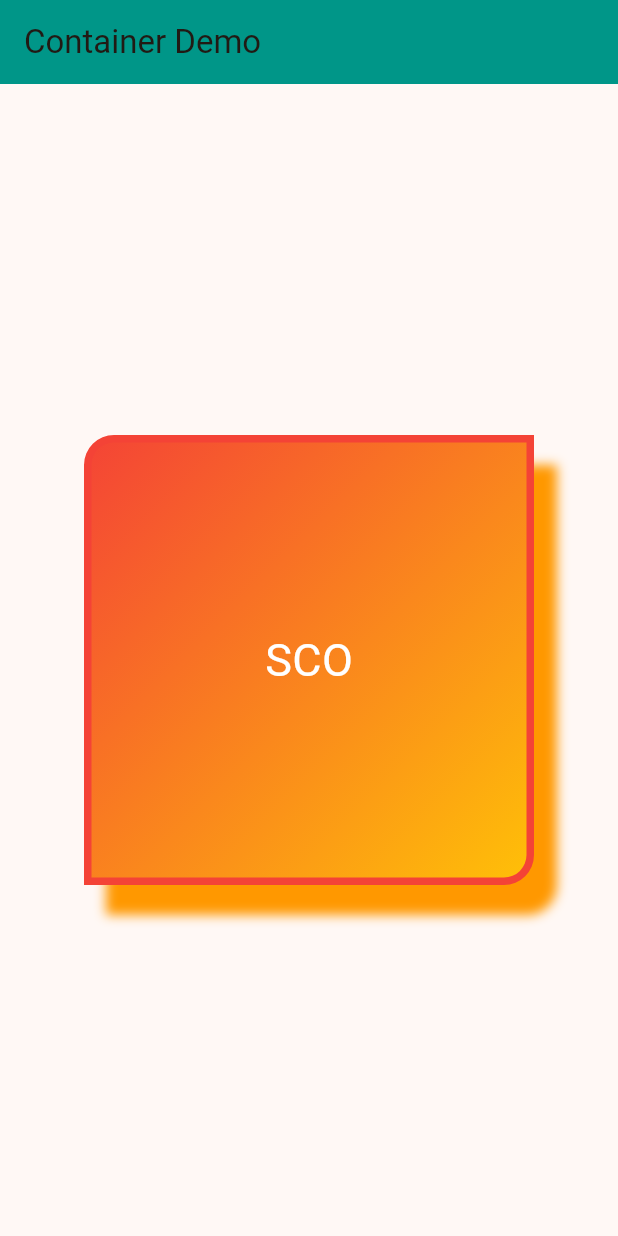
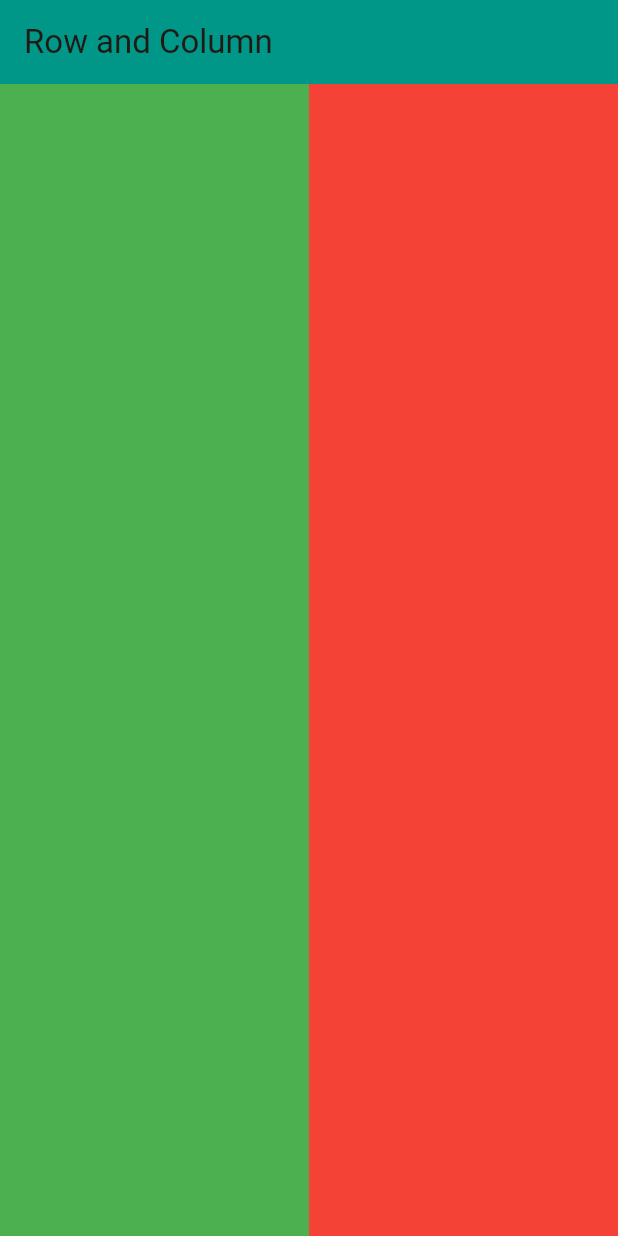
Before and after one commit to abidroid/uop_rawalakot_day2, a Flutter app: the screen it shows after launch, on a phone screen of 412 x 824 dp. Run offline on Flutter 3.47's test engine with Material 3 defaults, Android fonts, the phone set to English and light mode, and no system bars.

Commit message:
row and column

```diff
--- a/lib/main.dart
+++ b/lib/main.dart
@@ -1,6 +1,7 @@
 import 'package:flutter/material.dart';
 import 'package:uop_rawalakot_day2/screens/container_demo_screen.dart';
 import 'package:uop_rawalakot_day2/screens/first_screen.dart';
+import 'package:uop_rawalakot_day2/screens/row_column_demo_screen.dart';
 
 void main() {
   runApp(const MyApp());
@@ -17,7 +18,7 @@ class MyApp extends StatelessWidget {
       theme: ThemeData(
         colorScheme: ColorScheme.fromSeed(seedColor: Colors.orange),
       ),
-      home: const ContainerDemoScreen(), // Launcher Screen
+      home: const RowColumnDemoScreen(), // Launcher Screen
     );
   }
 }
--- /dev/null
+++ b/lib/screens/row_column_demo_screen.dart
@@ -0,0 +1,33 @@
+
+
+import 'package:flutter/material.dart';
+
+class RowColumnDemoScreen extends StatelessWidget {
+  const RowColumnDemoScreen({super.key});
+
+  @override
+  Widget build(BuildContext context) {
+    return Scaffold(
+
+      appBar: AppBar(
+        title: Text('Row and Column'),
+        backgroundColor: Colors.teal,
+      ),
+      body: Row(
+
+        children: [
+          Expanded(
+              flex: 5,
+              child: Container( color: Colors.green,)),
+          Expanded(
+              flex: 5,
+              child: Container( color: Colors.red,)),
+
+
+
+
+        ],
+      ),
+    );
+  }
+}
```
